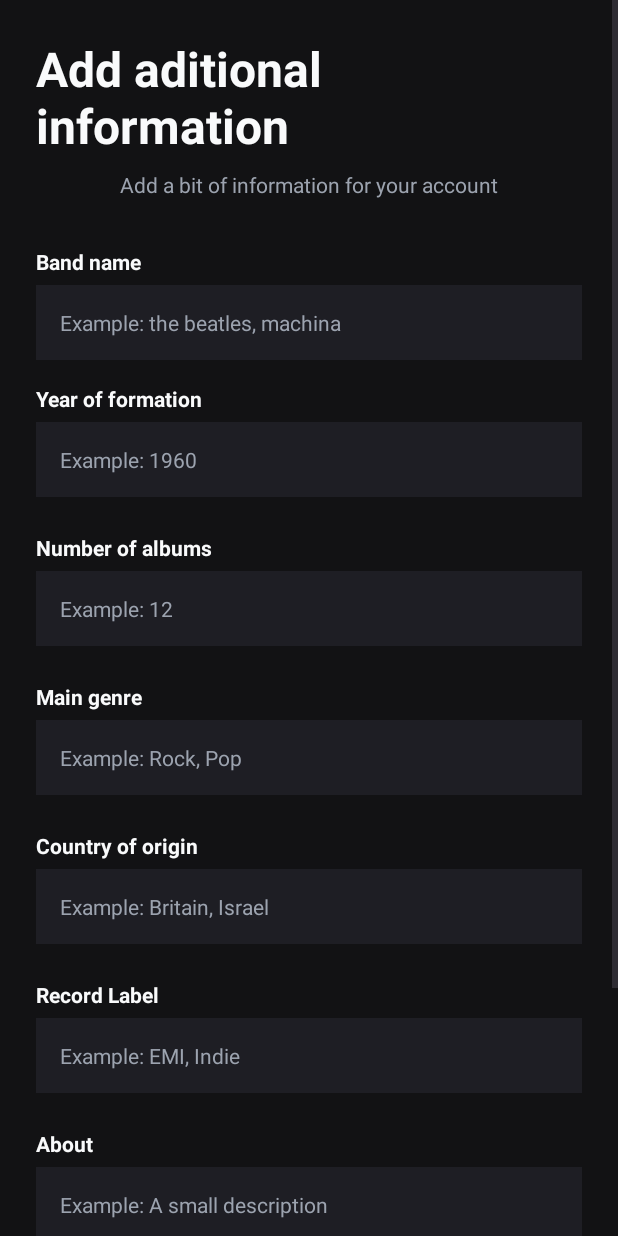
After one commit to ZivL1/yudBetFinalProject, an Android app: the BandAuthNextActivity screen opened directly, with no data from a screen before it, on a phone screen of 412 x 824 dp. The commit adds this screen. Run offline under Robolectric (Android 15) with nearby library versions, the phone set to English and light mode, and no system bars; our stand-ins replace Firebase (no records; nobody signed in at launch, a user with empty details on screens opened directly).

Commit message:
added band authentication

```diff
--- a/app/src/main/AndroidManifest.xml
+++ b/app/src/main/AndroidManifest.xml
@@ -33,6 +33,10 @@
             android:name=".BandAuthActivity"
             android:exported="false"
             android:windowSoftInputMode="adjustResize" />
+        <activity
+            android:name=".BandAuthNextActivity"
+            android:exported="false"
+            android:windowSoftInputMode="adjustResize" />
     </application>
 
 </manifest>
--- /dev/null
+++ b/app/src/main/java/com/katza/yudbetfinalproject/BandAuthNextActivity.java
@@ -0,0 +1,106 @@
+package com.katza.yudbetfinalproject;
+
+import android.content.Intent;
+import android.os.Bundle;
+import android.view.View;
+import android.widget.Button;
+import android.widget.EditText;
+import android.widget.TextView;
+import android.widget.Toast;
+
+import androidx.activity.EdgeToEdge;
+import androidx.annotation.NonNull;
+import androidx.appcompat.app.AppCompatActivity;
+import androidx.core.graphics.Insets;
+import androidx.core.view.ViewCompat;
+import androidx.core.view.WindowCompat;
+import androidx.core.view.WindowInsetsCompat;
+
+import com.google.android.gms.tasks.OnFailureListener;
+import com.google.android.gms.tasks.OnSuccessListener;
+import com.google.firebase.auth.FirebaseAuth;
+import com.google.firebase.auth.FirebaseUser;
+import com.google.firebase.firestore.FirebaseFirestore;
+
+import java.util.HashMap;
+import java.util.Map;
+
+public class BandAuthNextActivity extends AppCompatActivity {
+
+    Button btnFinishBandAuth;
+    EditText etLink, etAbout, etRecord, etCountry, etGenre, etNumOfAlbums, etFormationyear, etBandName;
+    String USER_COLLECTION_NAME = "users";
+    private FirebaseFirestore db;
+    private FirebaseAuth mAuth;
+
+    @Override
+    protected void onCreate(Bundle savedInstanceState) {
+        super.onCreate(savedInstanceState);
+        EdgeToEdge.enable(this);
+        setContentView(R.layout.activity_band_auth_next);
+        ViewCompat.setOnApplyWindowInsetsListener(findViewById(R.id.main), (v, insets) -> {
+            Insets systemBars = insets.getInsets(WindowInsetsCompat.Type.systemBars());
+            v.setPadding(systemBars.left, systemBars.top, systemBars.right, systemBars.bottom);
+            return insets;
+        });
+        btnFinishBandAuth = findViewById(R.id.btnFinishBandAuth);
+        etLink = findViewById(R.id.etLink);
+        etAbout = findViewById(R.id.etAbout);
+        etRecord = findViewById(R.id.etRecordLabel);
+        etCountry = findViewById(R.id.etCountry);
+        etGenre = findViewById(R.id.etGenre);
+        etNumOfAlbums = findViewById(R.id.etNumOfAlbums);
+        etFormationyear = findViewById(R.id.etFormationyear);
+        etBandName = findViewById(R.id.etBandName);
+        db = FirebaseFirestore.getInstance();
+        mAuth = FirebaseAuth.getInstance();
+
+        btnFinishBandAuth.setOnClickListener(new View.OnClickListener() {
+            @Override
+            public void onClick(View view) {
+                String link = etLink.getText().toString();
+                String about = etAbout.getText().toString();
+                String record = etRecord.getText().toString();
+                String country = etCountry.getText().toString();
+                String genre = etGenre.getText().toString();
+                String numOfAlbums = etNumOfAlbums.getText().toString();
+                String formationYear = etFormationyear.getText().toString();
+                String bandName = etBandName.getText().toString();
+                if(link.isEmpty()||about.isEmpty()||record.isEmpty()||country.isEmpty()||genre.isEmpty()||numOfAlbums.isEmpty()||formationYear.isEmpty()||bandName.isEmpty()){
+                    Toast.makeText(BandAuthNextActivity.this, "at least one field is empty", Toast.LENGTH_SHORT).show();
+                    return;
+                }
+                Map<String, Object> userMap = new HashMap<>();
+                userMap.put("link",link);
+                userMap.put("about",about);
+                userMap.put("record",record);
+                userMap.put("country",country);
+                userMap.put("genre",genre);
+                userMap.put("numOfAlbums",numOfAlbums);
+                userMap.put("formationYear", formationYear);
+                userMap.put("bandName", bandName);
+                userMap.put("isBand",true);
+                FirebaseUser current = mAuth.getCurrentUser();
+                if(current!=null){
+                    String uid = current.getUid();
+                    db.collection(USER_COLLECTION_NAME).document(uid).set(userMap).addOnSuccessListener(new OnSuccessListener<Void>() {
+                        @Override
+                        public void onSuccess(Void unused) {
+                            Toast.makeText(BandAuthNextActivity.this, "Account created successfully", Toast.LENGTH_SHORT).show();
+                            startActivity(new Intent(BandAuthNextActivity.this, MainActivity.class));
+                            finish();
+                        }
+                    }).addOnFailureListener(new OnFailureListener() {
+                        @Override
+                        public void onFailure(@NonNull Exception e) {
+                            Toast.makeText(BandAuthNextActivity.this, "Error try again later", Toast.LENGTH_SHORT).show();
+                        }
+                    });
+
+                }
+
+            }
+        });
+    }
+
+}
--- a/app/src/main/java/com/katza/yudbetfinalproject/UserAuthNextActivity.java
+++ b/app/src/main/java/com/katza/yudbetfinalproject/UserAuthNextActivity.java
@@ -61,7 +61,7 @@ public class UserAuthNextActivity extends AppCompatActivity {
             int birthmonth = dpBirthDate.getMonth();
             int birthyear = dpBirthDate.getYear();
             if(username.isEmpty()||fullname.isEmpty()){
-
+                Toast.makeText(UserAuthNextActivity.this, "at least one field is empty", Toast.LENGTH_SHORT).show();
                 return;
             }
             Map<String, Object> userMap = new HashMap<>();
@@ -70,8 +70,7 @@ public class UserAuthNextActivity extends AppCompatActivity {
             userMap.put("birthday", birthday);
             userMap.put("birthmonth",birthmonth);
             userMap.put("birthyear",birthyear);
-            boolean isBand = false;
-            userMap.put("isBand",isBand);
+            userMap.put("isBand",false);
             FirebaseUser current = mAuth.getCurrentUser();
             if(current!=null){
                 String uid = current.getUid();
--- a/app/src/main/res/layout/activity_band_auth.xml
+++ b/app/src/main/res/layout/activity_band_auth.xml
@@ -19,7 +19,7 @@
         <TextView
             android:layout_width="wrap_content"
             android:layout_height="wrap_content"
-            android:text="Sign in or register - band"
+            android:text="Sign in or register - artist"
             android:textColor="#F9FAFB"
             android:textSize="32sp"
             android:textStyle="bold" />
@@ -119,7 +119,7 @@
             <TextView
                 android:layout_width="wrap_content"
                 android:layout_height="wrap_content"
-                android:text="Are you an a regual user? "
+                android:text="Are you a regual user? "
                 android:textColor="#9CA3AF"
                 android:textSize="14sp" />
 
--- /dev/null
+++ b/app/src/main/res/layout/activity_band_auth_next.xml
@@ -0,0 +1,223 @@
+<?xml version="1.0" encoding="utf-8"?>
+<ScrollView xmlns:android="http://schemas.android.com/apk/res/android"
+    xmlns:app="http://schemas.android.com/apk/res-auto"
+    xmlns:tools="http://schemas.android.com/tools"
+    android:id="@+id/main"
+    android:layout_width="match_parent"
+    android:layout_height="match_parent"
+    android:background="#121214"
+    android:fillViewport="true"
+    tools:context=".UserAuthNextActivity">
+
+    <LinearLayout
+        android:layout_width="match_parent"
+        android:layout_height="wrap_content"
+        android:gravity="center"
+        android:orientation="vertical"
+        android:padding="24dp">
+
+        <TextView
+            android:layout_width="wrap_content"
+            android:layout_height="wrap_content"
+            android:text="Add aditional information"
+            android:textColor="#F9FAFB"
+            android:textSize="32sp"
+            android:textStyle="bold" />
+
+        <TextView
+            android:layout_width="wrap_content"
+            android:layout_height="wrap_content"
+            android:layout_marginTop="8dp"
+            android:layout_marginBottom="32dp"
+            android:text="Add a bit of information for your account"
+            android:textColor="#9CA3AF"
+            android:textSize="14sp" />
+
+        <TextView
+            android:layout_width="match_parent"
+            android:layout_height="wrap_content"
+            android:layout_marginBottom="6dp"
+            android:text="Band name"
+            android:textColor="#F9FAFB"
+            android:textSize="14sp"
+            android:textStyle="bold" />
+
+        <EditText
+            android:id="@+id/etBandName"
+            android:layout_width="match_parent"
+            android:layout_height="50dp"
+            android:layout_marginBottom="16dp"
+            android:background="#1E1E24"
+            android:hint="Example: the beatles, machina"
+            android:inputType="text"
+            android:paddingHorizontal="16dp"
+            android:textColor="#F9FAFB"
+            android:textColorHint="#9CA3AF"
+            android:textSize="14sp" />
+
+        <TextView
+            android:layout_width="match_parent"
+            android:layout_height="wrap_content"
+            android:layout_marginBottom="6dp"
+            android:text="Year of formation"
+            android:textColor="#F9FAFB"
+            android:textSize="14sp"
+            android:textStyle="bold" />
+
+        <EditText
+            android:id="@+id/etFormationyear"
+            android:layout_width="match_parent"
+            android:layout_height="50dp"
+            android:layout_marginBottom="24dp"
+            android:background="#1E1E24"
+            android:hint="Example: 1960"
+            android:inputType="number"
+            android:paddingHorizontal="16dp"
+            android:textColor="#F9FAFB"
+            android:textColorHint="#9CA3AF"
+            android:textSize="14sp"
+            />
+        <TextView
+            android:layout_width="match_parent"
+            android:layout_height="wrap_content"
+            android:layout_marginBottom="6dp"
+            android:text="Number of albums"
+            android:textColor="#F9FAFB"
+            android:textSize="14sp"
+            android:textStyle="bold" />
+
+        <EditText
+            android:id="@+id/etNumOfAlbums"
+            android:layout_width="match_parent"
+            android:layout_height="50dp"
+            android:layout_marginBottom="24dp"
+            android:background="#1E1E24"
+            android:hint="Example: 12"
+            android:inputType="number"
+            android:paddingHorizontal="16dp"
+            android:textColor="#F9FAFB"
+            android:textColorHint="#9CA3AF"
+            android:textSize="14sp"
+            />
+        <TextView
+            android:layout_width="match_parent"
+            android:layout_height="wrap_content"
+            android:layout_marginBottom="6dp"
+            android:text="Main genre"
+            android:textColor="#F9FAFB"
+            android:textSize="14sp"
+            android:textStyle="bold" />
+
+        <EditText
+            android:id="@+id/etGenre"
+            android:layout_width="match_parent"
+            android:layout_height="50dp"
+            android:layout_marginBottom="24dp"
+            android:background="#1E1E24"
+            android:hint="Example: Rock, Pop"
+            android:paddingHorizontal="16dp"
+            android:textColor="#F9FAFB"
+            android:textColorHint="#9CA3AF"
+            android:textSize="14sp"
+            />
+
+        <TextView
+            android:layout_width="match_parent"
+            android:layout_height="wrap_content"
+            android:layout_marginBottom="6dp"
+            android:text="Country of origin"
+            android:textColor="#F9FAFB"
+            android:textSize="14sp"
+            android:textStyle="bold" />
+
+        <EditText
+            android:id="@+id/etCountry"
+            android:layout_width="match_parent"
+            android:layout_height="50dp"
+            android:layout_marginBottom="24dp"
+            android:background="#1E1E24"
+            android:hint="Example: Britain, Israel"
+            android:paddingHorizontal="16dp"
+            android:textColor="#F9FAFB"
+            android:textColorHint="#9CA3AF"
+            android:textSize="14sp"
+            />
+        <TextView
+            android:layout_width="match_parent"
+            android:layout_height="wrap_content"
+            android:layout_marginBottom="6dp"
+            android:text="Record Label"
+            android:textColor="#F9FAFB"
+            android:textSize="14sp"
+            android:textStyle="bold" />
+
+        <EditText
+            android:id="@+id/etRecordLabel"
+            android:layout_width="match_parent"
+            android:layout_height="50dp"
+            android:layout_marginBottom="24dp"
+            android:background="#1E1E24"
+            android:hint="Example: EMI, Indie"
+            android:paddingHorizontal="16dp"
+            android:textColor="#F9FAFB"
+            android:textColorHint="#9CA3AF"
+            android:textSize="14sp"
+            />
+        <TextView
+            android:layout_width="match_parent"
+            android:layout_height="wrap_content"
+            android:layout_marginBottom="6dp"
+            android:text="About"
+            android:textColor="#F9FAFB"
+            android:textSize="14sp"
+            android:textStyle="bold" />
+
+        <EditText
+            android:id="@+id/etAbout"
+            android:layout_width="match_parent"
+            android:layout_height="50dp"
+            android:layout_marginBottom="24dp"
+            android:background="#1E1E24"
+            android:hint="Example: A small description"
+            android:paddingHorizontal="16dp"
+            android:textColor="#F9FAFB"
+            android:textColorHint="#9CA3AF"
+            android:textSize="14sp"
+            />
+
+        <TextView
+            android:layout_width="match_parent"
+            android:layout_height="wrap_content"
+            android:layout_marginBottom="6dp"
+            android:text="Website/Spotify Link"
+            android:textColor="#F9FAFB"
+            android:textSize="14sp"
+            android:textStyle="bold"
+            android:inputType="textUri"/>
+
+        <EditText
+            android:id="@+id/etLink"
+            android:layout_width="match_parent"
+            android:layout_height="50dp"
+            android:layout_marginBottom="24dp"
+            android:background="#1E1E24"
+            android:hint="Example: Rock, Pop"
+            android:paddingHorizontal="16dp"
+            android:textColor="#F9FAFB"
+            android:textColorHint="#9CA3AF"
+            android:textSize="14sp"
+            />
+
+        <Button
+            android:id="@+id/btnFinishBandAuth"
+            android:layout_width="match_parent"
+            android:layout_height="56dp"
+            android:text="Continue"
+            android:textSize="16sp"
+            android:textStyle="bold"
+            app:backgroundTint="#7C3AED"
+            app:cornerRadius="12dp" />
+
+    </LinearLayout>
+
+</ScrollView>
```
Also changed, not shown: app/src/main/java/com/katza/yudbetfinalproject/BandAuthActivity.java (+99 -0 lines).
